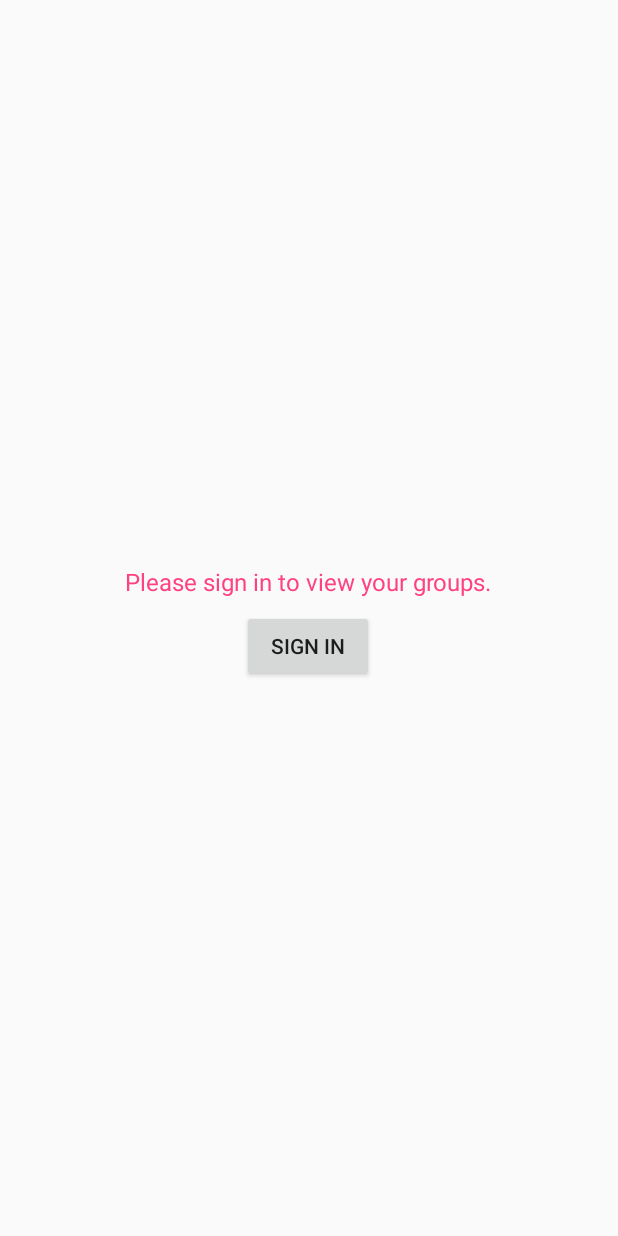
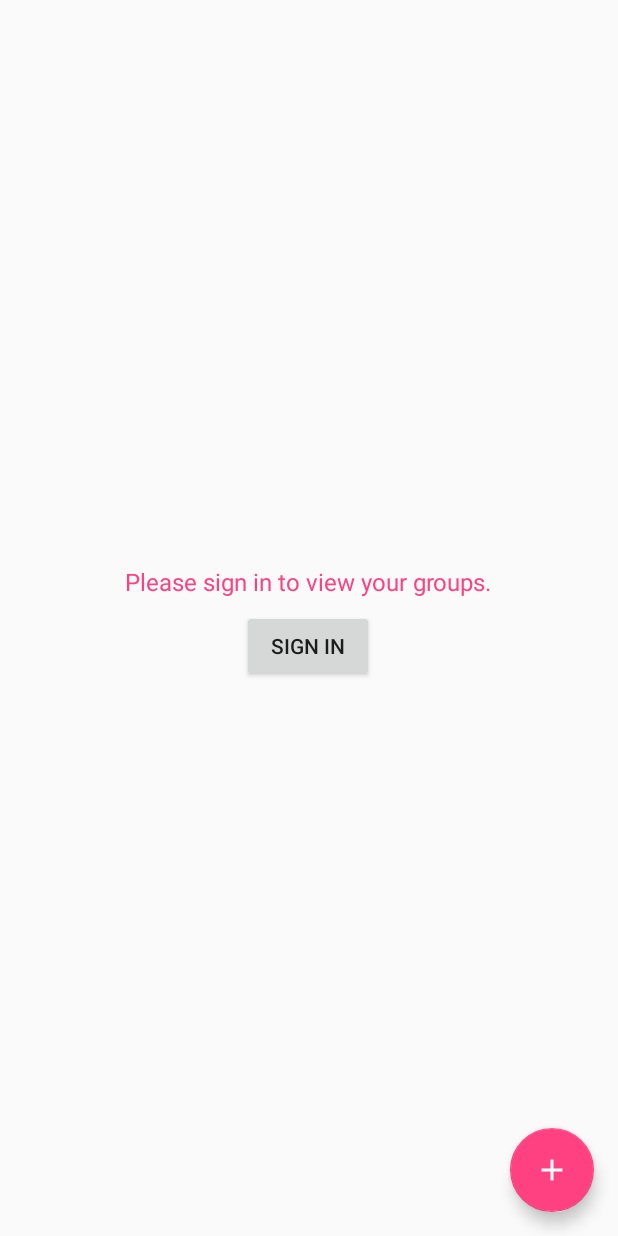
Before and after one commit to i3li/TM, an Android app: the layout activity_groups.xml on its own in the app's theme, with its tools: preview values and no code run, on a phone screen of 412 x 824 dp. Run offline under Robolectric (Android 15) with nearby library versions, the phone set to English and light mode, and no system bars.

Commit message:
Add add task and add group buttons

```diff
--- /dev/null
+++ b/app/src/main/res/drawable/ic_add_white_56dp.xml
@@ -0,0 +1,5 @@
+<vector android:height="56dp" android:tint="#FFFFFF"
+    android:viewportHeight="24.0" android:viewportWidth="24.0"
+    android:width="56dp" xmlns:android="http://schemas.android.com/apk/res/android">
+    <path android:fillColor="#FF000000" android:pathData="M19,13h-6v6h-2v-6H5v-2h6V5h2v6h6v2z"/>
+</vector>
--- a/app/src/main/res/layout/activity_groups.xml
+++ b/app/src/main/res/layout/activity_groups.xml
@@ -5,6 +5,14 @@ xmlns:tools="http://schemas.android.com/tools"
     android:layout_height="match_parent"
     android:layout_width="match_parent"
     tools:context=".GroupsActivity">
+
+    <android.support.design.widget.FloatingActionButton
+        android:id="@+id/fab_add_group"
+        android:layout_width="wrap_content"
+        android:layout_height="wrap_content"
+        android:layout_gravity="bottom|end"
+        android:layout_margin="16dp"
+        android:src="@drawable/ic_add_white_56dp" />
 
     <ProgressBar
         android:id="@+id/pb_groups"
```
Also changed, not shown: app/src/main/java/com/project/csc440/tm/GroupsActivity.java (+13 -7 lines), app/src/main/java/com/project/csc440/tm/TasksActivity.java (+6 -1 lines), app/src/main/res/layout/activity_tasks.xml (+8 -0 lines). Lines whose indentation alone changed are shown as unchanged.
